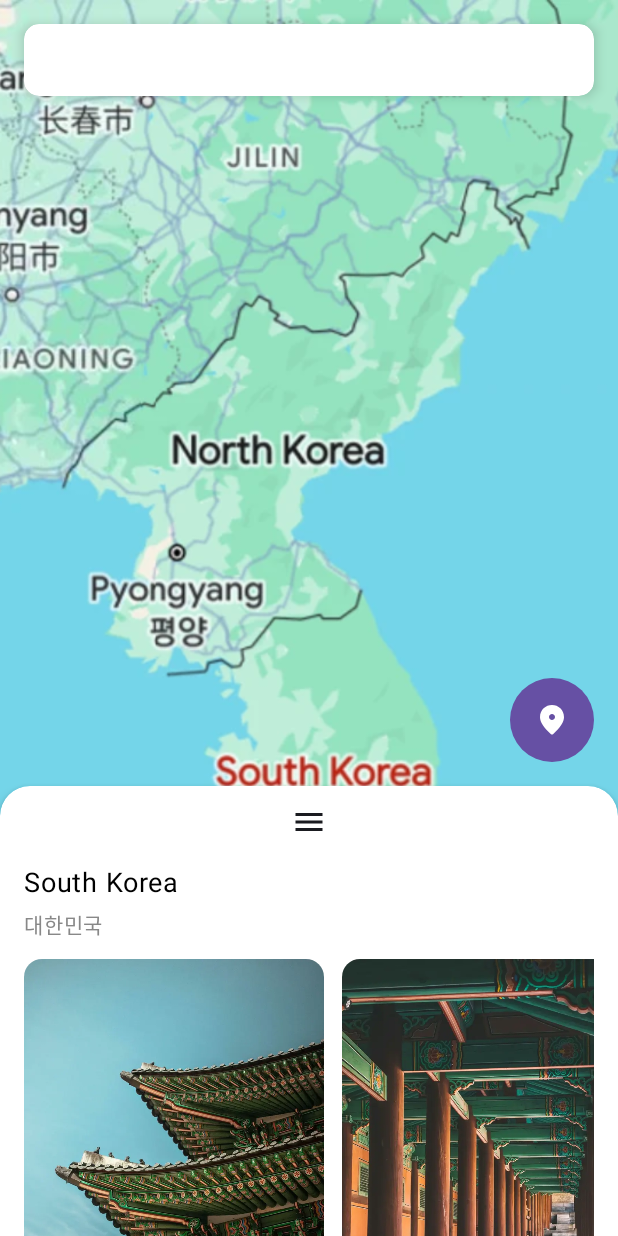
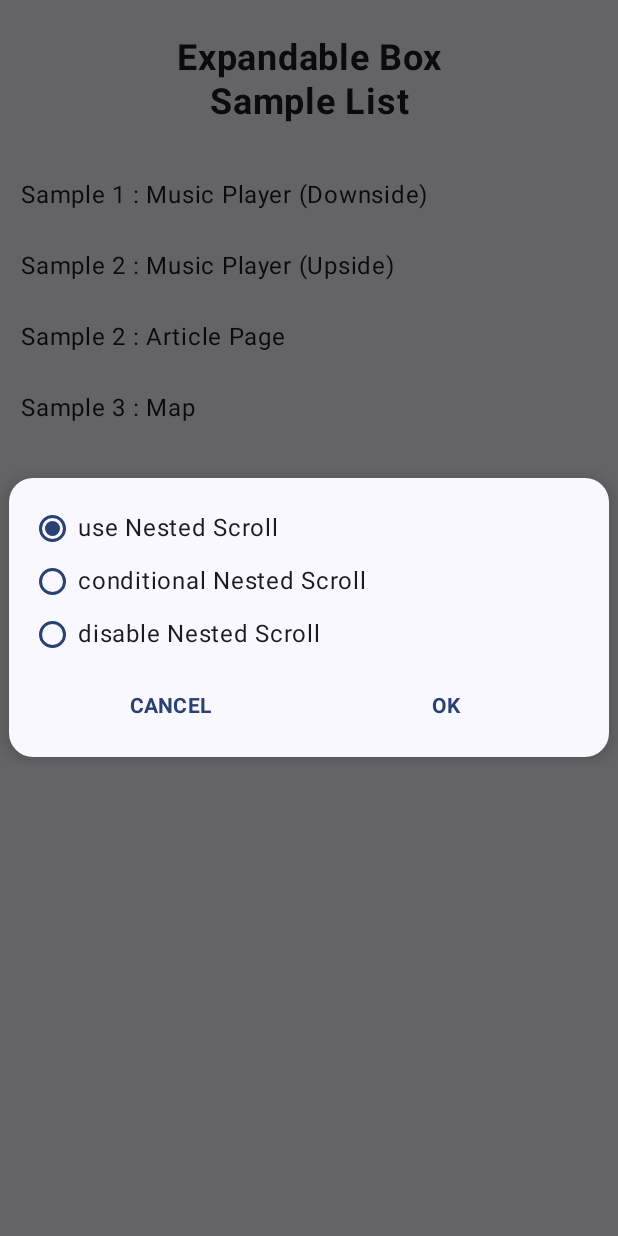
Before and after one commit to gaiuszzang/GroovinExpandableBox, an Android app built with Jetpack Compose: the screen it shows after launch (MainActivity), after a tap on "Sample 3 : Map", on a phone screen of 412 x 824 dp. Run offline under Robolectric (Android 15) with nearby library versions, the phone set to English and light mode, and no system bars; our stand-ins replace constraintlayout-compose.

Commit message:
[GroovinExpandableBox] Update Sample App for nestedScrollEnabled option

```diff
--- a/sampleapp/build.gradle
+++ b/sampleapp/build.gradle
@@ -65,6 +65,7 @@ dependencies {
     implementation "androidx.compose.ui:ui-tooling-preview"
     implementation "androidx.activity:activity-compose:1.8.2"
     implementation "androidx.navigation:navigation-compose:2.7.6"
+    debugImplementation 'androidx.compose.ui:ui-tooling:1.5.4'
 
     //Lifecycle
     def lifecycle_version = '2.6.2'
--- a/sampleapp/src/main/java/io/groovin/expandablebox/sampleapp/GroovinNavGraph.kt
+++ b/sampleapp/src/main/java/io/groovin/expandablebox/sampleapp/GroovinNavGraph.kt
@@ -10,7 +10,9 @@ import androidx.navigation.NavHostController
 import androidx.navigation.compose.NavHost
 import androidx.navigation.compose.composable
 import androidx.navigation.compose.rememberNavController
+import androidx.navigation.navArgument
 import io.groovin.expandablebox.sampleapp.article.ArticleSampleScreen
+import io.groovin.expandablebox.sampleapp.map.MapNestedScrollOption
 import io.groovin.expandablebox.sampleapp.map.MapSampleScreen
 import io.groovin.expandablebox.sampleapp.music.MusicSampleScreen
 
@@ -63,8 +65,15 @@ fun GroovinNavGraph(
         composable(GroovinDestination.ArticleExpandBox) {
             ArticleSampleScreen()
         }
-        composable(GroovinDestination.MapExpandBox) {
-            MapSampleScreen()
+        composable(
+            route = "${GroovinDestination.MapExpandBox}?" +
+                "nestedScrollOption={nestedScrollOption}",
+            arguments = listOf(
+                navArgument("nestedScrollOption") { defaultValue = 0 }
+            )
+        ) {
+            val nestedScrollOption = it.arguments?.getInt("nestedScrollOption", 0) ?: 0
+            MapSampleScreen(MapNestedScrollOption.from(nestedScrollOption))
         }
     }
 }
@@ -79,8 +88,8 @@ class GroovinAction(private val navController: NavHostController?) {
     val moveToArticleExpandBox: () -> Unit = {
         navController?.navigate(GroovinDestination.ArticleExpandBox)
     }
-    val moveToMapExpandBox: () -> Unit = {
-        navController?.navigate(GroovinDestination.MapExpandBox)
+    val moveToMapExpandBox: (Int) -> Unit = { nestedScrollOption ->
+        navController?.navigate(GroovinDestination.MapExpandBox + "?nestedScrollOption=$nestedScrollOption")
     }
     val moveToBack: () -> Unit = {
         navController?.popBackStack()
--- a/sampleapp/src/main/java/io/groovin/expandablebox/sampleapp/MainScreen.kt
+++ b/sampleapp/src/main/java/io/groovin/expandablebox/sampleapp/MainScreen.kt
@@ -10,16 +10,25 @@ import androidx.compose.foundation.rememberScrollState
 import androidx.compose.foundation.verticalScroll
 import androidx.compose.material3.Text
 import androidx.compose.runtime.Composable
+import androidx.compose.runtime.getValue
+import androidx.compose.runtime.mutableIntStateOf
+import androidx.compose.runtime.mutableStateOf
+import androidx.compose.runtime.remember
+import androidx.compose.runtime.setValue
 import androidx.compose.ui.Alignment
 import androidx.compose.ui.Modifier
 import androidx.compose.ui.text.font.FontWeight
 import androidx.compose.ui.text.style.TextAlign
 import androidx.compose.ui.unit.dp
 import androidx.compose.ui.unit.sp
+import io.groovin.expandablebox.sampleapp.ui.GroovinOkayCancelDialog
+import io.groovin.expandablebox.sampleapp.ui.GroovinSelectableText
 
 @Composable
 fun MainScreen() {
     val navAction = LocalNavAction.current
+    var isShowMapOptionDialog by remember { mutableStateOf(false) }
+    var mapOption by remember { mutableIntStateOf(0) }
     Box(modifier = Modifier.fillMaxSize()) {
         Column(
             modifier = Modifier
@@ -50,9 +59,55 @@ fun MainScreen() {
             MainItem(
                 text = "Sample 3 : Map",
                 onClick = {
-                    navAction.moveToMapExpandBox()
+                    isShowMapOptionDialog = true
                 }
             )
+        }
+    }
+    if (isShowMapOptionDialog) {
+        GroovinOkayCancelDialog(
+            onPositiveClick = {
+                navAction.moveToMapExpandBox(mapOption)
+                isShowMapOptionDialog = false
+            },
+            onCancelClick = {
+                isShowMapOptionDialog = false
+            }
+        ) {
+            Column(
+                modifier = Modifier.fillMaxWidth()
+            ) {
+                GroovinSelectableText(
+                    modifier = Modifier
+                        .fillMaxWidth()
+                        .padding(vertical = 8.dp, horizontal = 4.dp),
+                    isSelectable = (mapOption == 0),
+                    text = "use Nested Scroll",
+                    onClick = {
+                        mapOption = 0
+                    }
+                )
+                GroovinSelectableText(
+                    modifier = Modifier
+                        .fillMaxWidth()
+                        .padding(vertical = 8.dp, horizontal = 4.dp),
+                    isSelectable = (mapOption == 1),
+                    text = "conditional Nested Scroll",
+                    onClick = {
+                        mapOption = 1
+                    }
+                )
+                GroovinSelectableText(
+                    modifier = Modifier
+                        .fillMaxWidth()
+                        .padding(vertical = 8.dp, horizontal = 4.dp),
+                    isSelectable = (mapOption == 2),
+                    text = "disable Nested Scroll",
+                    onClick = {
+                        mapOption = 2
+                    }
+                )
+            }
         }
     }
 }
--- /dev/null
+++ b/sampleapp/src/main/java/io/groovin/expandablebox/sampleapp/ui/GroovinDialog.kt
@@ -0,0 +1,120 @@
+package io.groovin.expandablebox.sampleapp.ui
+
+import androidx.compose.foundation.layout.Column
+import androidx.compose.foundation.layout.Row
+import androidx.compose.foundation.layout.fillMaxWidth
+import androidx.compose.foundation.layout.padding
+import androidx.compose.foundation.shape.RoundedCornerShape
+import androidx.compose.material3.MaterialTheme
+import androidx.compose.material3.Surface
+import androidx.compose.material3.Text
+import androidx.compose.material3.TextButton
+import androidx.compose.runtime.Composable
+import androidx.compose.ui.Modifier
+import androidx.compose.ui.text.font.FontWeight
+import androidx.compose.ui.unit.dp
+import androidx.compose.ui.unit.sp
+import androidx.compose.ui.window.Dialog
+import androidx.constraintlayout.compose.ConstraintLayout
+
+@Composable
+fun GroovinDialog(
+    cancelable: Boolean = true,
+    onDismiss: () -> Unit = {},
+    content: @Composable () -> Unit
+) {
+    Dialog(onDismissRequest = { if (cancelable) onDismiss() }) {
+        Surface(
+            shape = RoundedCornerShape(16.dp),
+            shadowElevation = 6.dp,
+            color = MaterialTheme.colorScheme.surface,
+            contentColor = MaterialTheme.colorScheme.onSurface,
+            modifier = Modifier.fillMaxWidth().padding(6.dp)
+        ) {
+            content()
+        }
+    }
+}
+
+@Composable
+fun GroovinOkayCancelDialog(
+    showOkayButton: Boolean = true,
+    showCancelButton: Boolean = true,
+    cancelable: Boolean = true,
+    okayButtonText: String? = null,
+    cancelButtonText: String? = null,
+    onCancelClick: () -> Unit = {},
+    onPositiveClick: () -> Unit = {},
+    title: String? = null,
+    content: @Composable () -> Unit
+) {
+    GroovinDialog(
+        cancelable = cancelable,
+        onDismiss = onCancelClick
+    ) {
+        Column(modifier = Modifier.padding(16.dp, 10.dp, 16.dp, 10.dp)) {
+            if (title != null) {
+                Row(
+                    modifier = Modifier.padding(0.dp, 6.dp, 0.dp, 6.dp)
+                ) {
+                    Text(
+                        text = title,
+                        color = MaterialTheme.colorScheme.onSurface,
+                        fontSize = 16.sp,
+                        fontWeight = FontWeight.Bold
+                    )
+                }
+            }
+            Row(
+                modifier = Modifier.padding(0.dp, 6.dp, 0.dp, 6.dp)
+            ) {
+                content()
+            }
+            Row {
+                ConstraintLayout(
+                    modifier = Modifier.fillMaxWidth()
+                ) {
+                    val (cancelButton, okayButton) = createRefs()
+                    if (showCancelButton) {
+                        TextButton(
+                            onClick = onCancelClick,
+                            modifier = Modifier
+                                .constrainAs(cancelButton) {
+                                    top.linkTo(parent.top)
+                                    bottom.linkTo(parent.bottom)
+                                    start.linkTo(parent.start)
+                                    end.linkTo(if (showOkayButton) okayButton.start else parent.end)
+                                }
+                                .fillMaxWidth(if (showOkayButton) 0.5f else 1f)
+                        ) {
+                            Text(
+                                text = cancelButtonText ?: "CANCEL",
+                                fontSize = 14.sp,
+                                fontWeight = FontWeight.Bold
+                            )
+                        }
+                    }
+                    if (showOkayButton) {
+                        TextButton(
+                            onClick = onPositiveClick,
+                            modifier = Modifier
+                                .constrainAs(okayButton) {
+                                    top.linkTo(parent.top)
+                                    bottom.linkTo(parent.bottom)
+                                    start.linkTo(if (showCancelButton) cancelButton.end else parent.start)
+                                    end.linkTo(parent.end)
+                                }
+                                .fillMaxWidth(if (showCancelButton) 0.5f else 1f)
+                        ) {
+                            Text(
+                                fontSize = 14.sp,
+                                fontWeight = FontWeight.Bold,
+                                text = okayButtonText ?: "OK"
+                            )
+                        }
+                    }
+                }
+            }
+        }
+    }
+}
--- /dev/null
+++ b/sampleapp/src/main/java/io/groovin/expandablebox/sampleapp/ui/GroovinSelectableText.kt
@@ -0,0 +1,75 @@
+package io.groovin.expandablebox.sampleapp.ui
+
+import androidx.compose.foundation.background
+import androidx.compose.foundation.border
+import androidx.compose.foundation.clickable
+import androidx.compose.foundation.layout.Column
+import androidx.compose.foundation.layout.Row
+import androidx.compose.foundation.layout.Spacer
+import androidx.compose.foundation.layout.fillMaxWidth
+import androidx.compose.foundation.layout.padding
+import androidx.compose.foundation.layout.size
+import androidx.compose.foundation.layout.width
+import androidx.compose.foundation.shape.CircleShape
+import androidx.compose.foundation.shape.RoundedCornerShape
+import androidx.compose.material3.MaterialTheme
+import androidx.compose.material3.Text
+import androidx.compose.runtime.Composable
+import androidx.compose.ui.Alignment
+import androidx.compose.ui.Modifier
+import androidx.compose.ui.draw.clip
+import androidx.compose.ui.tooling.preview.Preview
+import androidx.compose.ui.unit.dp
+
+@Composable
+fun GroovinSelectableText(
+    isSelectable: Boolean,
+    text: String,
+    modifier: Modifier = Modifier,
+    onClick: () -> Unit = {}
+) {
+    Row(
+        modifier = Modifier
+            .clip(shape = RoundedCornerShape(8.dp))
+            .clickable { onClick() }
+            .then(modifier),
+        verticalAlignment = Alignment.CenterVertically,
+    ) {
+        Spacer(
+            modifier = Modifier
+                .size(18.dp)
+                .border(width = 2.dp, color = MaterialTheme.colorScheme.primary, shape = CircleShape)
+                .then(
+                    if (isSelectable) {
+                        Modifier.padding(4.dp)
+                            .background(color = MaterialTheme.colorScheme.primary, shape = CircleShape)
+                    } else {
+                        Modifier
+                    }
+                )
+        )
+        Spacer(modifier = Modifier.width(8.dp))
+        Text(
+            text = text
+        )
+    }
+}
+
+@Preview
+@Composable
+private fun GroovinSelectableTextPreview() {
+    Column(
+        modifier = Modifier.fillMaxWidth()
+    ) {
+        GroovinSelectableText(
+            modifier = Modifier.padding(4.dp).fillMaxWidth(),
+            isSelectable = true,
+            text = "I am selected"
+        )
+        GroovinSelectableText(
+            modifier = Modifier.padding(4.dp).fillMaxWidth(),
+            isSelectable = false,
+            text = "I am not selected"
+        )
+    }
+}
```
Also changed, not shown: sampleapp/src/main/java/io/groovin/expandablebox/sampleapp/map/MapSampleScreen.kt (+24 -3 lines).
